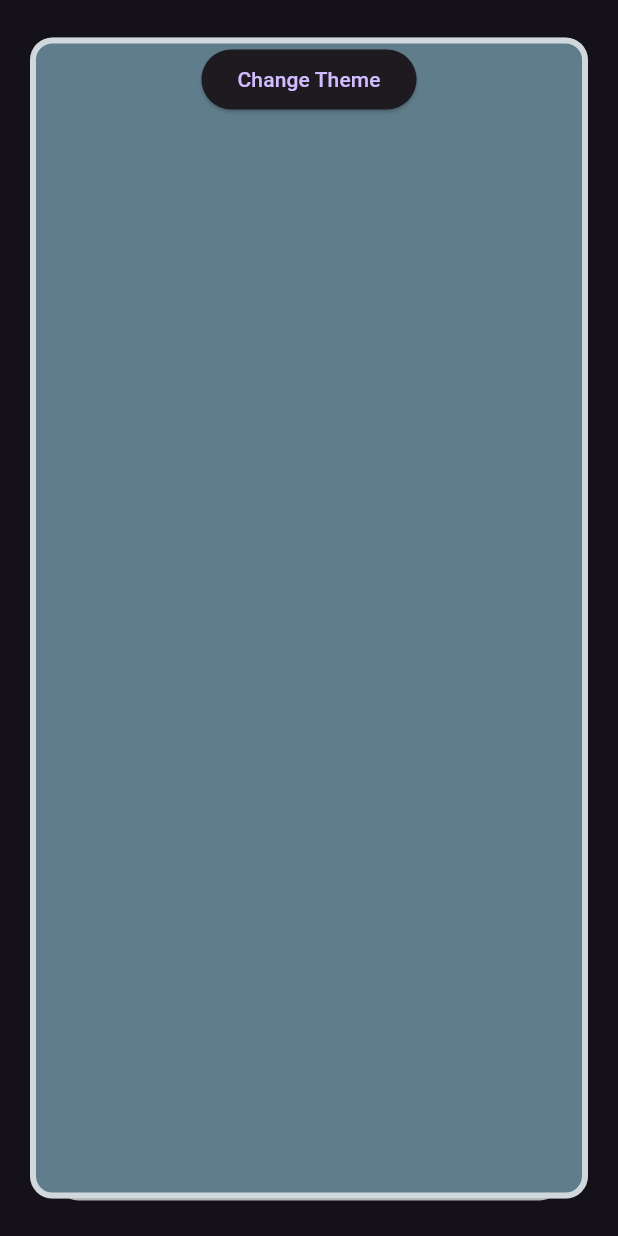
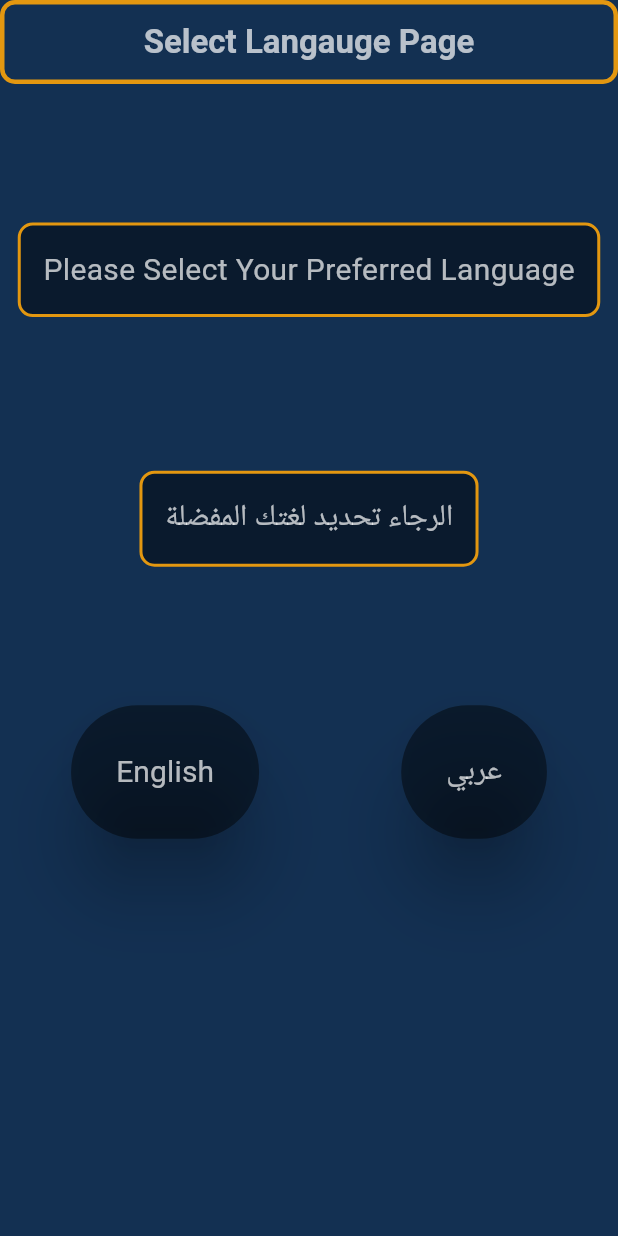
Before and after one commit to amirazadehranjbar/Amir_philips_1, a Flutter app: the screen it shows after launch, on a phone screen of 412 x 824 dp. Run offline on Flutter 3.47's test engine with Material 3 defaults, Android fonts, the light colour scheme and no system bars; drawn by our look-alikes of flutter_card_swiper; our stand-ins replace firebase_core, get; accounts and stored records are empty; Roboto replaces fonts that are missing (Dubai).

Commit message:
add Select Language Page Set philips colors

```diff
--- /dev/null
+++ b/lib/pages/select_langauge/select_langauge_page.dart
@@ -0,0 +1,103 @@
+import 'package:flutter/material.dart';
+import 'package:philips_1/text_styles_colors/my_colors.dart';
+import 'package:philips_1/text_styles_colors/text_styles.dart';
+
+class SelectLanguagePage extends StatelessWidget {
+  const SelectLanguagePage({super.key});
+
+  @override
+  Widget build(BuildContext context) {
+    var size = MediaQuery.of(context).size;
+    return Scaffold(
+      ///*******************    App Bar   ***********************************************************////
+      appBar: AppBar(
+        title: Text(
+          "Select Langauge Page",
+          style: MyTextStyles.large_1,
+        ),
+        centerTitle: true,
+        shape: OutlineInputBorder(
+            borderSide: BorderSide(color: MyColors.philips_yellow, width: 3),
+            borderRadius: BorderRadius.circular(10)),
+        backgroundColor: MyColors.philips_blue,
+      ),
+      backgroundColor: MyColors.philips_blue,
+      body: Center(
+        child: Column(
+          crossAxisAlignment: CrossAxisAlignment.center,
+          children: [
+            SizedBox(
+              height: size.height * 0.1,
+            ),
+
+            ///*******************    English Text Select Language   ***********************************************************////
+            Container(
+                decoration: BoxDecoration(
+                  color: Colors.black45,
+                  borderRadius: BorderRadius.circular(10),
+                  border: Border.all(color: MyColors.philips_yellow, width: 2),
+                ),
+                padding: const EdgeInsets.all(15),
+                margin: const EdgeInsets.all(10),
+                child: Text(
+                  "Please Select Your Preferred Language",
+                  style: MyTextStyles.medium_1,
+                )),
+            SizedBox(
+              height: size.height * 0.1,
+            ),
+
+            ///*******************    Arabic Text Select Language ***********************************************************////
+            Container(
+                decoration: BoxDecoration(
+                  color: Colors.black45,
+                  borderRadius: BorderRadius.circular(10),
+                  border: Border.all(color: MyColors.philips_yellow, width: 2),
+                ),
+                padding: const EdgeInsets.all(15),
+                margin: const EdgeInsets.all(10),
+                child: Text(
+                  "الرجاء تحديد لغتك المفضلة",
+                  style: MyTextStyles.medium_1,
+                )),
+            SizedBox(
+              height: size.height * 0.1,
+            ),
+
+            ///*******************    Button for Select Language ***********************************************************////
+            Row(
+              crossAxisAlignment: CrossAxisAlignment.center,
+              mainAxisAlignment: MainAxisAlignment.spaceAround,
+              children: [
+                ///****** Button English ************************************************///
+                ElevatedButton(
+                  onPressed: () {},
+                  style: const ButtonStyle(
+                      backgroundColor:
+                          MaterialStatePropertyAll(Colors.black45),elevation: MaterialStatePropertyAll(20),
+                  padding: MaterialStatePropertyAll(EdgeInsets.all(30))),
+                  child: Text(
+                    "English",
+                    style: MyTextStyles.medium_1,
+                  ),
+                ),
+                ///****** Button Arabic ************************************************///
+                ElevatedButton(
+                  onPressed: () {},
+                  style: const ButtonStyle(
+                      backgroundColor:
+                      MaterialStatePropertyAll(Colors.black45),elevation: MaterialStatePropertyAll(20),
+                      padding: MaterialStatePropertyAll(EdgeInsets.all(30))),
+                  child: Text(
+                    "عربي",
+                    style: MyTextStyles.medium_1,
+                  ),
+                ),
+              ],
+            )
+          ],
+        ),
+      ),
+    );
+  }
+}
--- /dev/null
+++ b/lib/text_styles_colors/my_colors.dart
@@ -0,0 +1,9 @@
+
+import 'package:flutter/material.dart';
+
+class MyColors {
+
+  static Color philips_yellow = const Color(0xFFE39710);
+  static Color philips_blue = const Color(0xFF133052);
+
+}
--- /dev/null
+++ b/lib/text_styles_colors/text_styles.dart
@@ -0,0 +1,14 @@
+
+import 'package:flutter/material.dart';
+
+class MyTextStyles {
+
+  static TextStyle small_1 = const TextStyle(fontFamily: "Dubai" , fontWeight: FontWeight.w200 ,color: Colors.white70,fontSize: 18);
+  static TextStyle medium_1 = const TextStyle(fontFamily: "Dubai" , fontWeight: FontWeight.w400 ,color: Colors.white70,fontSize: 20);
+  static TextStyle large_1 = const TextStyle(fontFamily: "Dubai" , fontWeight: FontWeight.w600 ,color: Colors.white70,fontSize: 22);
+  static TextStyle xlarge_1 = const TextStyle(fontFamily: "Dubai" , fontWeight: FontWeight.w800 ,color: Colors.white70,fontSize: 24);
+
+
+
+
+}
--- a/pubspec.yaml
+++ b/pubspec.yaml
@@ -12,6 +12,7 @@ dependencies:
   flutter_card_swiper: ^7.0.0
   firebase_core: ^2.25.4
   cloud_firestore: ^4.15.5
+  audioplayers: ^5.2.1
   get: ^4.6.6
   flutter:
     sdk: flutter
```
Also changed, not shown: lib/main.dart (+13 -4 lines), lib/pages/home_page/home_page.dart (+20 -2 lines), lib/text_styles/text_styles.dart (deleted, +0 -11 lines), lib/my_firebase_options.dart (added), pubspec.lock, 5 other files.
